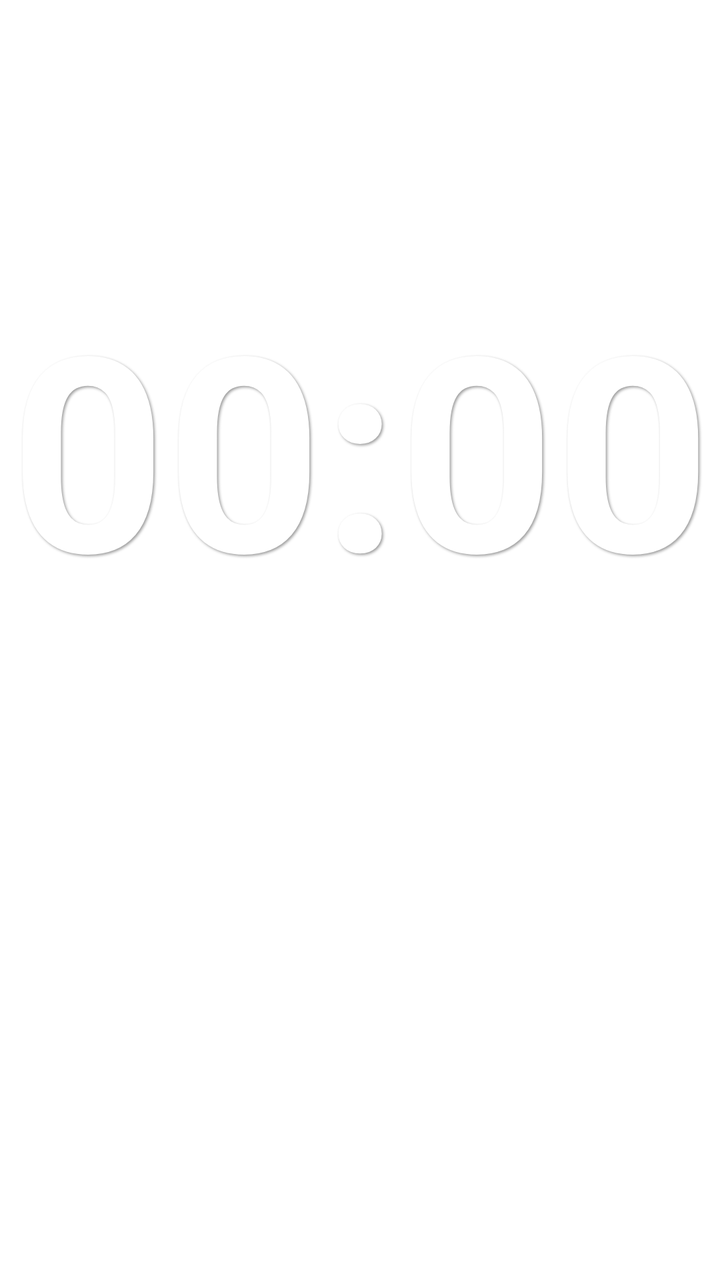
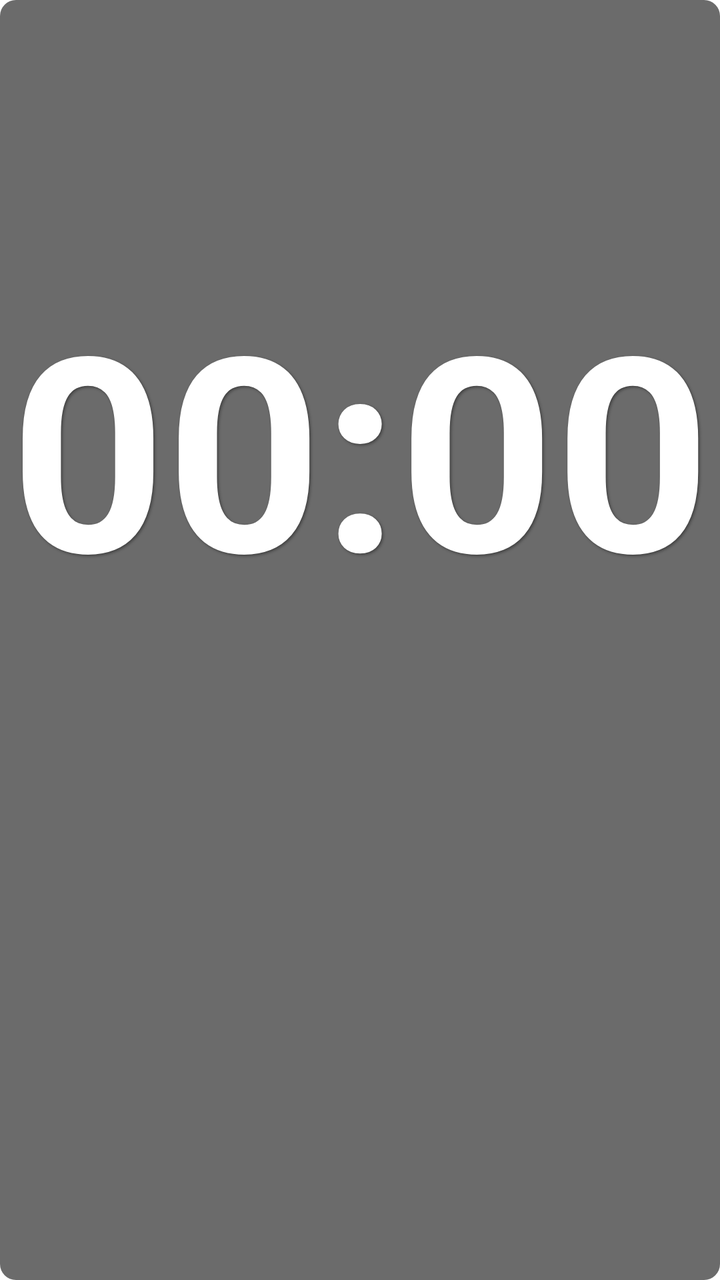

Compare the two renders of this Android layout. The source of the first and the diff that turns it into the second are given below.
<!-- AndroidManifest.xml: fallback theme Theme.MaterialComponents.DayNight.NoActionBar -->
<!-- res/layout/widget_clock.xml -->
<?xml version="1.0" encoding="utf-8"?>
<LinearLayout xmlns:android="http://schemas.android.com/apk/res/android"
    android:id="@+id/widget_root"
    android:layout_width="match_parent"
    android:layout_height="match_parent"
    android:gravity="center"
    android:orientation="vertical"
    android:padding="4dp">

    
    <TextClock
        android:id="@+id/txt_time"
        android:fontFeatureSettings="tnum"
        android:fontFamily="sans-serif"
        android:textStyle="bold"
        android:layout_width="match_parent"
        android:layout_height="0dp"
        android:layout_weight="5"
        android:autoSizeMaxTextSize="300sp"
        android:autoSizeMinTextSize="8sp"
        android:autoSizeStepGranularity="1sp"
        android:autoSizeTextType="uniform"
        android:format12Hour="HH:mm"
        android:format24Hour="HH:mm"
        android:gravity="center"
        android:includeFontPadding="false"
        android:maxLines="1"
        android:shadowColor="#66000000"
        android:shadowDx="2"
        android:shadowDy="2"
        android:shadowRadius="3"
        android:textColor="#FFFFFF"
         />
     

    
    <TextView
        android:id="@+id/txt_date"
        android:fontFamily="sans-serif-medium"
        android:layout_width="match_parent"
        android:layout_height="0dp"
        android:layout_weight="2"
        android:autoSizeMaxTextSize="200sp"
        android:autoSizeMinTextSize="6sp"
        android:autoSizeStepGranularity="1sp"
        android:autoSizeTextType="uniform"
        android:gravity="center"
        android:includeFontPadding="false"
        android:maxLines="1"
        android:shadowColor="#66000000"
        android:shadowDx="2"
        android:shadowDy="2"
        android:shadowRadius="3"
        android:textColor="#FFFFFF"
         />
     

</LinearLayout>
<!-- resources referenced by this layout -->
<resources>

</resources>

<!-- the commit's change to res/layout/widget_clock.xml (unified diff, before → after) -->
@@ -3,10 +3,11 @@
     android:id="@+id/widget_root"
     android:layout_width="match_parent"
     android:layout_height="match_parent"
+    android:background="@drawable/widget_background"
     android:gravity="center"
     android:orientation="vertical"
     android:padding="4dp">
-
+     
     
     <TextClock
         android:id="@+id/txt_time"
<!-- resource entries referenced after the edit -->
@@ -1,5 +1,16 @@
 <!-- resources referenced by this layout -->
 <resources>
-
+  <!-- drawable widget_background (drawable) -->
+  <?xml version="1.0" encoding="utf-8"?>
+  <shape xmlns:android="http://schemas.android.com/apk/res/android"
+      android:shape="rectangle">
+  
+      
+      <solid android:color="#94000000" />
+  
+      
+      <corners android:radius="8dp" />
+  
+  </shape>
 </resources>
 
